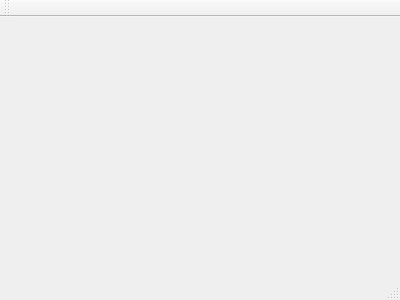
Old version of the form QT/Database/database.ui in the repository UTECproyects/BD2_P_19.
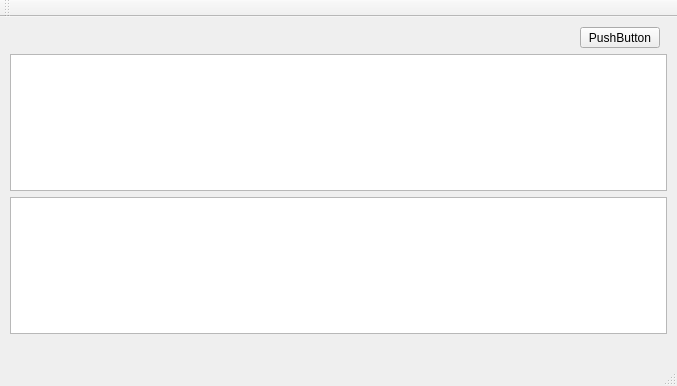
New version of the form.

```diff
--- a/QT/Database/database.ui
+++ b/QT/Database/database.ui
@@ -1,24 +1,73 @@
 <ui version="4.0">
  <class>Database</class>
- <widget class="QMainWindow" name="Database" >
-  <property name="geometry" >
+ <widget class="QMainWindow" name="Database">
+  <property name="geometry">
    <rect>
     <x>0</x>
     <y>0</y>
-    <width>400</width>
-    <height>300</height>
+    <width>677</width>
+    <height>386</height>
    </rect>
   </property>
   <property name="windowTitle" >
    <string>Database</string>
   </property>
-  <widget class="QMenuBar" name="menuBar" />
-  <widget class="QToolBar" name="mainToolBar" />
-  <widget class="QWidget" name="centralWidget" />
-  <widget class="QStatusBar" name="statusBar" />
+  <widget class="QWidget" name="centralWidget">
+   <widget class="QTableView" name="tableView">
+    <property name="geometry">
+     <rect>
+      <x>10</x>
+      <y>180</y>
+      <width>657</width>
+      <height>137</height>
+     </rect>
+    </property>
+   </widget>
+   <widget class="QTextEdit" name="textEdit">
+    <property name="geometry">
+     <rect>
+      <x>10</x>
+      <y>37</y>
+      <width>657</width>
+      <height>137</height>
+     </rect>
+    </property>
+   </widget>
+   <widget class="QPushButton" name="pushButton">
+    <property name="geometry">
+     <rect>
+      <x>580</x>
+      <y>10</y>
+      <width>80</width>
+      <height>21</height>
+     </rect>
+    </property>
+    <property name="text">
+     <string>PushButton</string>
+    </property>
+   </widget>
+  </widget>
+  <widget class="QMenuBar" name="menuBar">
+   <property name="geometry">
+    <rect>
+     <x>0</x>
+     <y>0</y>
+     <width>677</width>
+     <height>20</height>
+    </rect>
+   </property>
+  </widget>
+  <widget class="QToolBar" name="mainToolBar">
+   <attribute name="toolBarArea">
+    <enum>TopToolBarArea</enum>
+   </attribute>
+   <attribute name="toolBarBreak">
+    <bool>true</bool>
+   </attribute>
+  </widget>
+  <widget class="QStatusBar" name="statusBar"/>
  </widget>
- <layoutDefault spacing="6" margin="11" />
- <pixmapfunction></pixmapfunction>
+ <layoutdefault spacing="6" margin="11"/>
  <resources/>
  <connections/>
 </ui>
```
Left out of the diff: 3 changed lines with no effect on the pictures.
